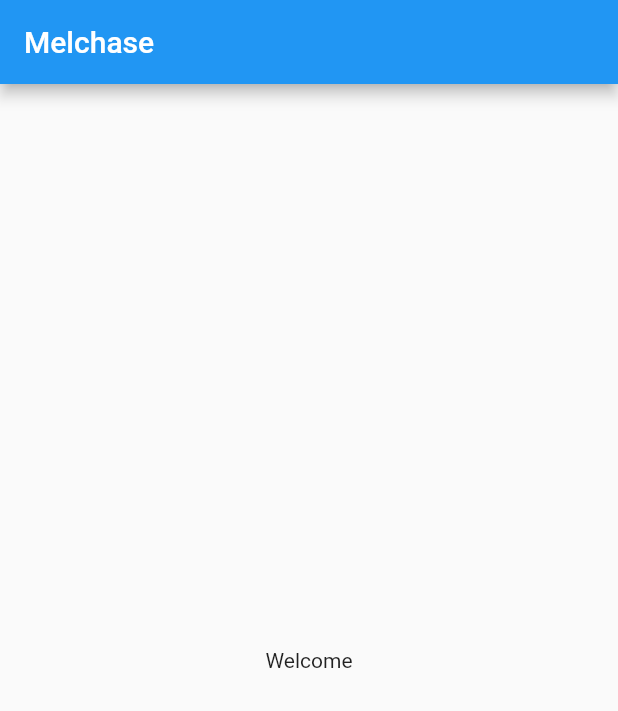
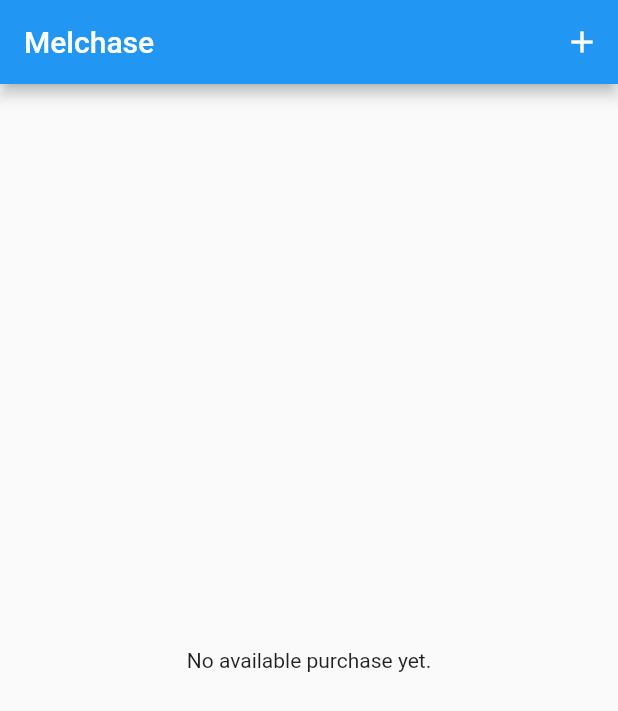
Before and after one commit to Alastier07/melchase-app, a Flutter app: the screen it shows after launch, on a phone screen of 412 x 824 dp. Shown: the top 711 px of the screen. Run offline on Flutter 3.47's test engine with Material 2 defaults, Android fonts, the phone set to English and light mode, and no system bars; our stand-ins replace flutter_bloc.

Commit message:
add adding purchase

```diff
--- a/lib/blocs/purchase_bloc/purchase_bloc.dart
+++ b/lib/blocs/purchase_bloc/purchase_bloc.dart
@@ -11,6 +11,8 @@ class PurchaseBloc extends Bloc<PurchaseEvent, PurchaseState> {
     on<DeletePurchase>(_deletePurchase);
     on<UpdatePurchase>(_updatePurchase);
   }
+
+  int get purchaseLenght => state.purchase.length;
 
   void _addPurchase(AddPurchase event, Emitter<PurchaseState> emit) {
     state.purchase.add(event.purchase);
--- a/lib/screens/home_screen.dart
+++ b/lib/screens/home_screen.dart
@@ -1,4 +1,7 @@
 import 'package:flutter/material.dart';
+import 'package:flutter_bloc/flutter_bloc.dart';
+import 'package:melchase_app/blocs/purchase_bloc/purchase_bloc.dart';
+import 'package:melchase_app/screens/new_purchase_screen.dart';
 
 class HomeScreen extends StatelessWidget {
   const HomeScreen({super.key});
@@ -8,9 +11,34 @@ class HomeScreen extends StatelessWidget {
     return Scaffold(
       appBar: AppBar(
         title: const Text('Melchase'),
+        actions: [
+          IconButton(
+            onPressed: () => Navigator.of(context).push(
+              MaterialPageRoute(
+                builder: (ctx) => const NewPurchaseScreen(),
+              ),
+            ),
+            icon: const Icon(Icons.add),
+          ),
+        ],
       ),
-      body: const Center(
-        child: Text('Welcome'),
+      body: BlocBuilder<PurchaseBloc, PurchaseState>(
+        builder: (context, state) {
+          if (state.purchase.isEmpty) {
+            return const Center(
+              child: Text('No available purchase yet.'),
+            );
+          } else {
+            final purchase = state.purchase;
+
+            return ListView.builder(
+              itemCount: purchase.length,
+              itemBuilder: (context, index) => ListTile(
+                title: Text(purchase[index].title),
+              ),
+            );
+          }
+        },
       ),
     );
   }
```
Also changed, not shown: lib/screens/new_purchase_screen.dart (added, +83 -0 lines).
